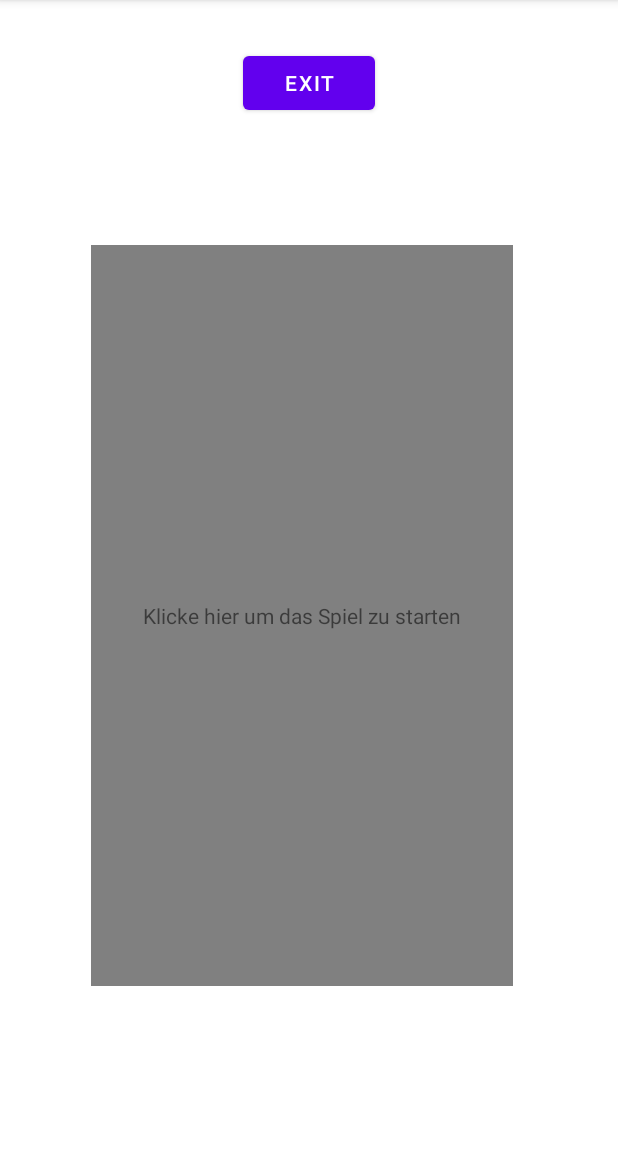
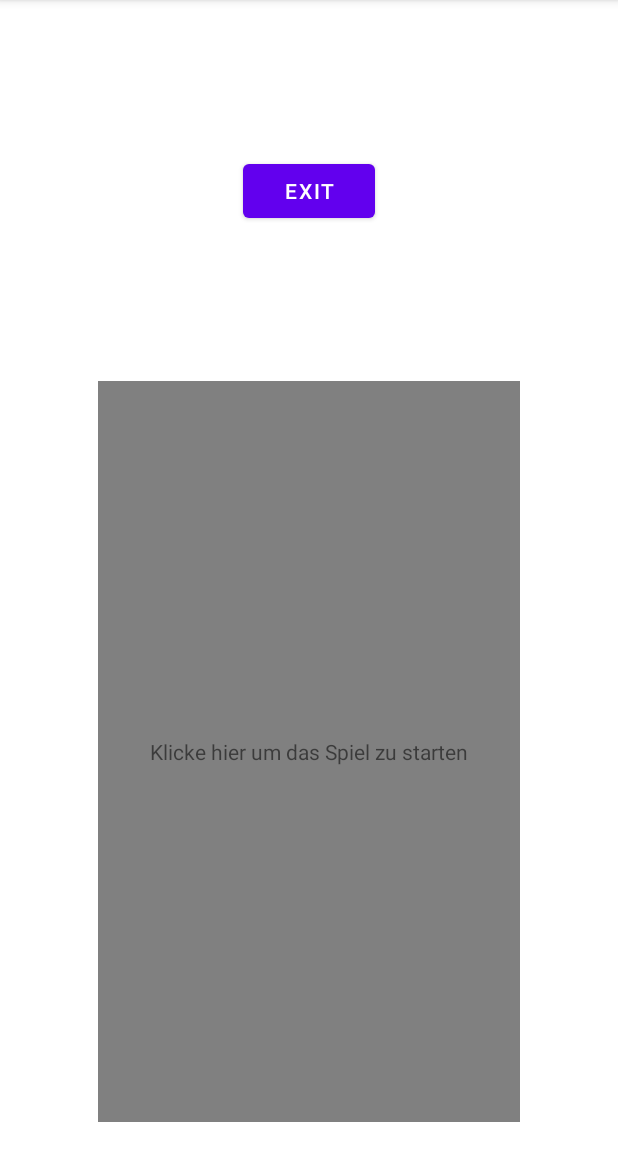
Before and after one commit to leondb999/4-sem-picolo, an Android app: the GameScreen screen opened directly, with no data from a screen before it, on a phone screen of 412 x 824 dp, the part 84-1236 px from its top. Run offline under Robolectric (Android 15) with nearby library versions, the phone set to English and light mode, and no system bars.

Commit message:
Working Layout

```diff
--- a/app/src/main/res/layout/activity_game_screen.xml
+++ b/app/src/main/res/layout/activity_game_screen.xml
@@ -10,29 +10,23 @@
         android:id="@+id/textFrage"
         android:layout_width="281dp"
         android:layout_height="494dp"
-        android:layout_marginStart="60dp"
-        android:layout_marginTop="42dp"
-        android:layout_marginEnd="70dp"
-        android:layout_marginBottom="113dp"
+        android:layout_marginBottom="20dp"
         android:background="#808080"
         android:clickable="true"
         android:gravity="center"
         app:layout_constraintBottom_toBottomOf="parent"
         app:layout_constraintEnd_toEndOf="parent"
-        app:layout_constraintStart_toStartOf="parent"
-        app:layout_constraintTop_toBottomOf="@+id/button_exit" />
+        app:layout_constraintStart_toStartOf="parent" />
 
     <Button
         android:id="@+id/button_exit"
         android:layout_width="wrap_content"
         android:layout_height="wrap_content"
-        android:layout_marginStart="161dp"
-        android:layout_marginTop="34dp"
-        android:layout_marginEnd="162dp"
-        android:layout_marginBottom="42dp"
         android:text="Exit"
+        android:visibility="visible"
         app:layout_constraintBottom_toTopOf="@+id/textFrage"
         app:layout_constraintEnd_toEndOf="parent"
         app:layout_constraintStart_toStartOf="parent"
-        app:layout_constraintTop_toTopOf="parent" />
+        app:layout_constraintTop_toTopOf="parent"
+        tools:visibility="visible" />
 </androidx.constraintlayout.widget.ConstraintLayout>
```
